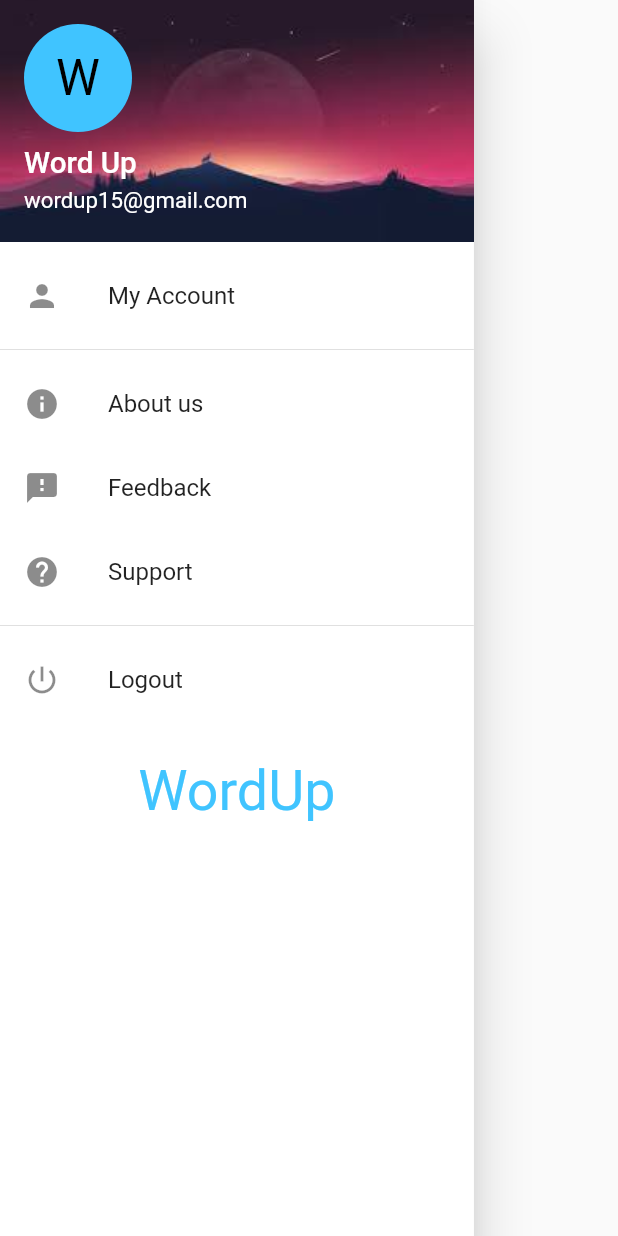
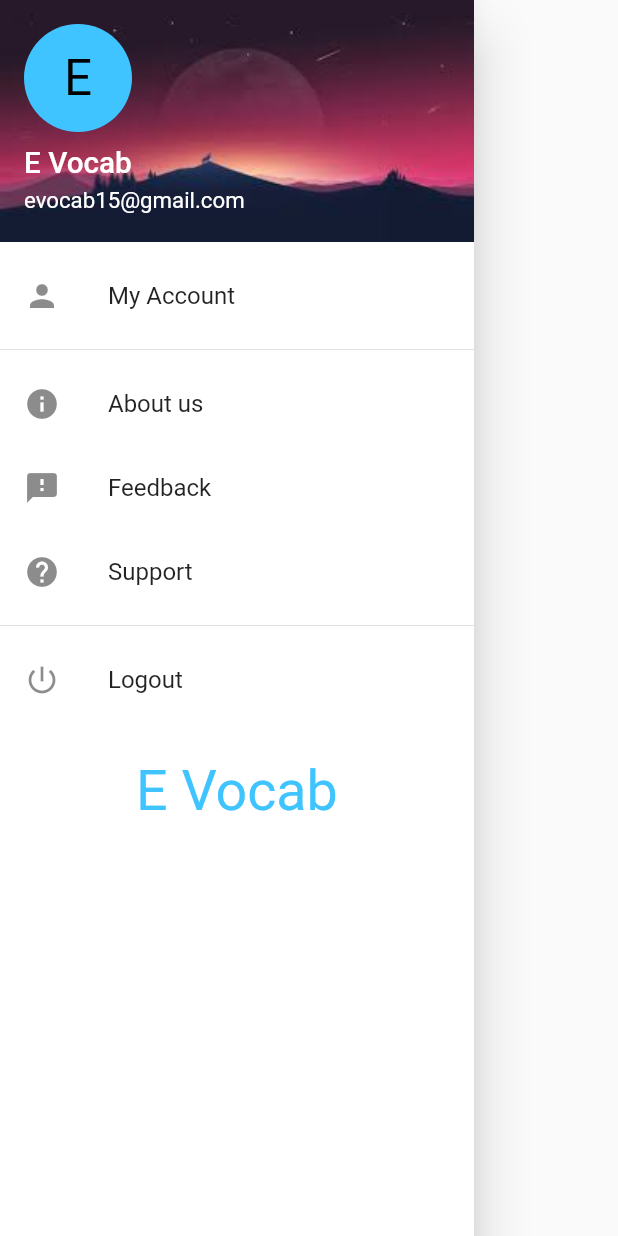
Before and after one commit to truonganhhoang/INT3120-2-2020, a Flutter app: the AccountPage widget shown alone on an empty page, opened directly, on a phone screen of 412 x 824 dp. Run offline on Flutter 3.47's test engine with Material 2 defaults, Android fonts, the phone set to English and light mode, and no system bars; our stand-ins replace assets_audio_player, carousel_slider, device_preview, firebase_auth, firebase_core, firebase_database and 11 more; missing offline and left inert: edge_alert, flutter_dialogflow, flutter_facebook_login, flutter_page_transition, loading_animations; accounts and stored records are empty; network calls fail.

Commit message:
Fix account_page

```diff
--- a/15/word_up_application/lib/home/account_page.dart
+++ b/15/word_up_application/lib/home/account_page.dart
@@ -20,13 +20,13 @@ class AccountPage extends StatelessWidget {
               children: <Widget>[
                 new UserAccountsDrawerHeader(
                   accountName: new Text(
-                    "Word Up",
+                    "E Vocab",
                     style: TextStyle(
                         fontSize: 2.4 * SizeConfig.textMultiplier,
                         color: Colors.white),
                   ),
                   accountEmail: new Text(
-                    "wordup15@gmail.com",
+                    "evocab15@gmail.com",
                     style: TextStyle(
                         fontSize: 1.8 * SizeConfig.textMultiplier,
                         color: Colors.white),
@@ -40,7 +40,7 @@ class AccountPage extends StatelessWidget {
                   currentAccountPicture: CircleAvatar(
                     backgroundColor: Colors.lightBlueAccent,
                     child: Text(
-                      'W',
+                      'E',
                       style: TextStyle(
                           fontSize: 4 * SizeConfig.textMultiplier,
                           color: Colors.black),
@@ -86,7 +86,7 @@ class AccountPage extends StatelessWidget {
                 new Container(
                   margin: EdgeInsets.only(top: 3 * SizeConfig.heightMultiplier),
                   child: Text(
-                    "WordUp",
+                    "E Vocab",
                     textAlign: TextAlign.center,
                     style: TextStyle(
                         fontSize: 4.5 * SizeConfig.textMultiplier,
```
